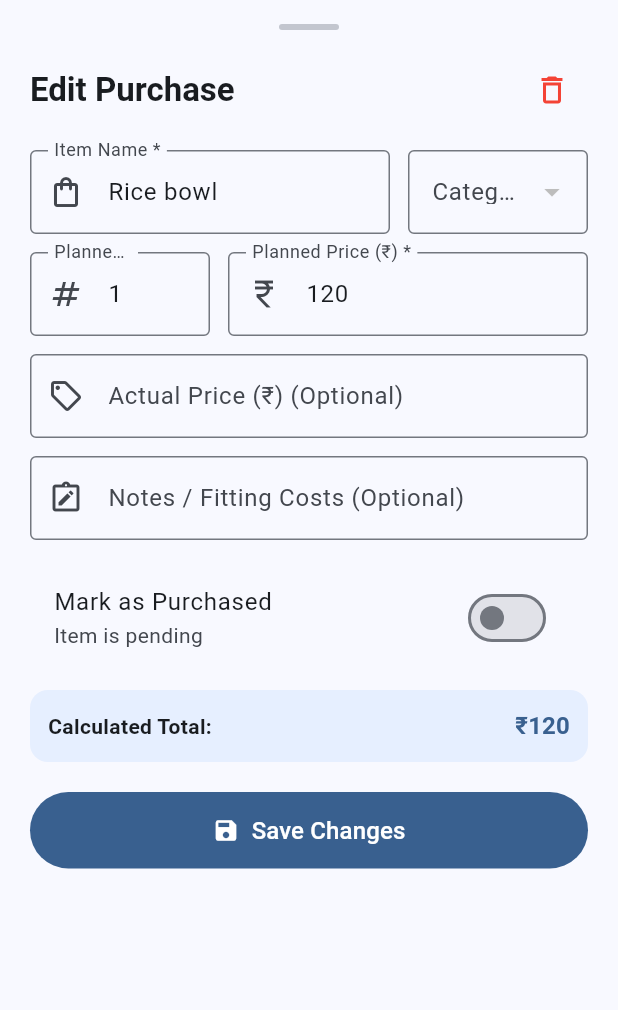
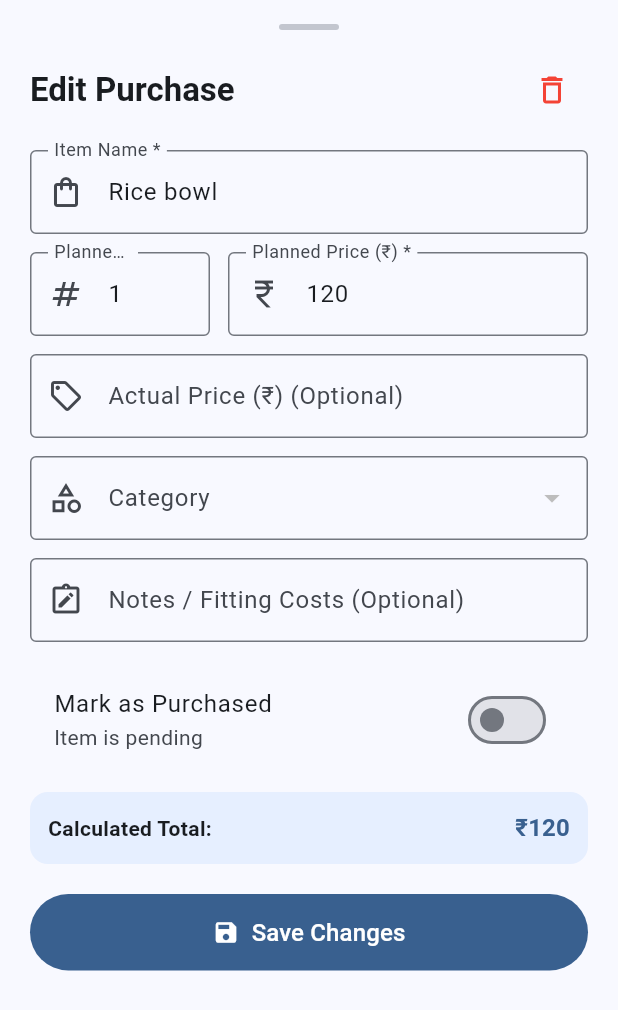
Before and after one commit to tejajagadeep/purchase_tracker, a Flutter app: the PurchaseFormBottomSheet widget shown alone on an empty page, opened directly with sample values from the repository, on a phone screen of 412 x 824 dp. Shown: the top 1010 px of the screen. Run offline on Flutter 3.47's test engine with Material 3 defaults, Android fonts, the phone set to English and light mode, and no system bars; our stand-ins replace share_plus, shared_preferences; accounts and stored records are empty.

Commit message:
align categaroy

```diff
--- a/lib/widgets/purchase_form_bottom_sheet.dart
+++ b/lib/widgets/purchase_form_bottom_sheet.dart
@@ -398,12 +398,8 @@ class _PurchaseFormBottomSheetState
                 const SizedBox(height: 12),
               ],
 
-              // Item Name & Category Row
-              Row(
-                children: [
-                  Expanded(
-                    flex: 2,
-                    child: TextFormField(
+              // Line 1: Item Name
+              TextFormField(
                 controller: _nameController,
                 decoration: const InputDecoration(
                   labelText: 'Item Name *',
@@ -418,37 +414,10 @@ class _PurchaseFormBottomSheetState
                   return null;
                 },
               ),
-                  ),
-                  const SizedBox(width: 12),
-                  Expanded(
-                    flex: 1,
-                    child: DropdownButtonFormField<String>(
-                      initialValue: _selectedCategory,
-                      decoration: const InputDecoration(
-                        labelText: 'Category',
-                        border: OutlineInputBorder(),
-                      ),
-                      items: widget.categories.map((cat) {
-                        return DropdownMenuItem(
-                          value: cat,
-                          child: Text(cat, overflow: TextOverflow.ellipsis),
-                        );
-                      }).toList(),
-                      onChanged: (val) {
-                        if (val != null) {
-                          setState(() {
-                            _selectedCategory = val;
-                          });
-                        }
-                      },
-                    ),
-                  ),
-                ],
-              ),
 
               const SizedBox(height: 12),
 
-              // Planned Quantity & Planned Price Row
+              // Line 2: Planned Quantity & Planned Price Row
               Row(
                 children: [
                   Expanded(
@@ -508,7 +477,7 @@ class _PurchaseFormBottomSheetState
 
               const SizedBox(height: 12),
 
-              // Actual Price (Full Width)
+              // Line 3: Actual Price (Full Width)
               TextFormField(
                 controller: _actualPriceController,
                 keyboardType: const TextInputType.numberWithOptions(
@@ -525,7 +494,32 @@ class _PurchaseFormBottomSheetState
 
               const SizedBox(height: 12),
 
-              // Notes
+              // Line 4: Category Dropdown (On Line 4)
+              DropdownButtonFormField<String>(
+                initialValue: _selectedCategory,
+                decoration: const InputDecoration(
+                  labelText: 'Category',
+                  border: OutlineInputBorder(),
+                  prefixIcon: Icon(Icons.category_outlined),
+                ),
+                items: widget.categories.map((cat) {
+                  return DropdownMenuItem(
+                    value: cat,
+                    child: Text(cat, overflow: TextOverflow.ellipsis),
+                  );
+                }).toList(),
+                onChanged: (val) {
+                  if (val != null) {
+                    setState(() {
+                      _selectedCategory = val;
+                    });
+                  }
+                },
+              ),
+
+              const SizedBox(height: 12),
+
+              // Line 5: Notes
               TextFormField(
                 controller: _notesController,
                 decoration: const InputDecoration(
```
Lines whose indentation alone changed are shown as unchanged.
